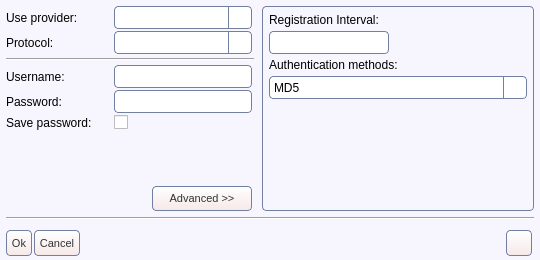
First picture: the form in share/skins/default/account.ui, repository itds-consulting/yate, before the edit.
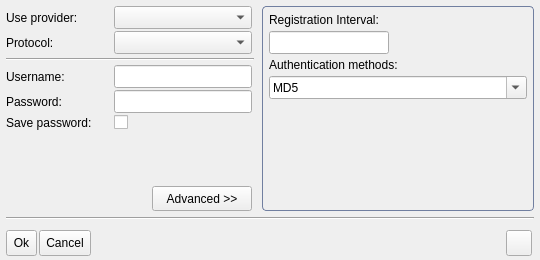
Second picture: the form after the edit. The open tabs and pages were chosen to show the change. Icons and pictures are not drawn.

Commit message: Added application stylesheet file. Removed global stylesheet from UI files. Increased font size.

The edit to the form file:
```diff
--- a/share/skins/default/account.ui
+++ b/share/skins/default/account.ui
@@ -34,89 +34,10 @@
    <iconset>user.png</iconset>
   </property>
   <property name="styleSheet" >
-   <string>QWidget#account {
-  background:#f7f5fd;
-}
-QLineEdit {
-  color:#333333;
-  border: 1px solid #717fa0;
-  border-radius: 4px;
-}
-QAbstractButton { font-size: 11px; color: #333333; }
-QToolButton {
-  border: 1px solid #717fa0;
-  border-radius: 4px;
-  background: qlineargradient(x1: 0, y1: 0, x2: 0, y2: 1, stop: 0 #ffffff, stop: 1 #f6e8e8);
-}
-QToolButton:hover { background: qlineargradient(x1: 0, y1: 0, x2: 0, y2: 1, stop: 0 #ffffff, stop: 1 #f9f3f3); }
-QToolButton:pressed { background: qlineargradient(x1: 0, y1: 0, x2: 0, y2: 1, stop: 0 #f6e8e8, stop: 1 #ffffff); }
-QPushButton {
-  border: 1px solid #717fa0;
-  border-radius: 4px;
-  background: qlineargradient(x1: 0, y1: 0, x2: 0, y2: 1, stop: 0 #ffffff, stop: 1 #f6e8e8);
-}
-QPushButton:hover { background: qlineargradient(x1: 0, y1: 0, x2: 0, y2: 1, stop: 0 #ffffff, stop: 1 #f9f3f3); }
-QPushButton:pressed { background: qlineargradient(x1: 0, y1: 0, x2: 0, y2: 1, stop: 0 #f6e8e8, stop: 1 #ffffff); }
-QComboBox::down-arrow { image: url(cb_arrow.png); }
-QComboBox::down-arrow:on { top: 1px; left: 1px; }
-QComboBox {
-  padding-left: 2px;
-  padding-right: 25px;
-  border: 1px solid #717fa0;
-  border-radius: 4px;
-}
-QComboBox::drop-down {
-  width: 22px;
-  border-left: 1px solid #717fa0;
-}
-QCheckBox::indicator:checked { image: url(checkbox_on.png); }
-QCheckBox::indicator:unchecked { image: url(checkbox_off.png); }
-QRadioButton::indicator:checked { image: url(radio_on.png); }
-QRadioButton::indicator:unchecked { image: url(radio_off.png); }
-QScrollBar { border: 1px solid #717fa0; background: white; }
-QScrollBar::handle {
-  background: qlineargradient(x1: 0, y1: 0, x2: 0, y2: 1, stop: 0 #ffffff, stop: 1 #f6e8e8);
-  border: 1px solid #717fa0;
-}
-QScrollBar:vertical {
-  width: 14px;
-  margin: 16px 0px 16px 0px;
-  border-top: 0px;
-  border-bottom: 0px;
-  border-right: 0px;
-}
-QScrollBar:horizontal {
-  height: 14px;
-  margin: 0px 16px 0px 16px;
-  border-left: 0px;
-  border-right: 0px;
-  border-bottom: 0px;
-}
-QScrollBar::add-line {
-  height: 13px;
-  width: 13px;
-  border: 1px solid #717fa0;
-  subcontrol-origin: margin;
-  background: qlineargradient(x1: 0, y1: 0, x2: 0, y2: 1, stop: 0 #ffffff, stop: 1 #f6e8e8);
-}
-QScrollBar::sub-line {
-  height: 13px;
-  width: 13px;
-  border: 1px solid #717fa0;
-  subcontrol-origin: margin;
-  background: qlineargradient(x1: 0, y1: 0, x2: 0, y2: 1, stop: 0 #ffffff, stop: 1 #f6e8e8);
-}
-QScrollBar::handle:vertical { border-left: 0px; border-right: 0px; }
-QScrollBar::handle:horizontal { border-top: 0px; border-bottom: 0px; }
-QScrollBar::add-line:vertical { subcontrol-position: bottom; image: url(scroll_down.png); height: 14px; }
-QScrollBar::sub-line:vertical { subcontrol-position: top; image: url(scroll_up.png); height: 14px; }
-QScrollBar::add-line:horizontal { subcontrol-position: right; image: url(scroll_right.png); width: 14px; }
-QScrollBar::sub-line:horizontal { subcontrol-position: left; image: url(scroll_left.png); width: 14px; }
-QScrollBar::up-arrow:pressed { border: 1px solid #717fa0; }
-QScrollBar::down-arrow:pressed { border: 1px solid #717fa0; }
-QScrollBar::left-arrow:pressed { border: 1px solid #717fa0; }
-QScrollBar::right-arrow:pressed { border: 1px solid #717fa0; }
-</string>
+   <string/>
+  </property>
+  <property name="_yate_window" stdset="0" >
+   <bool>true</bool>
   </property>
   <layout class="QVBoxLayout" >
    <property name="spacing" >
```
Left out of the diff: 2 changed lines with no effect on the pictures. The commit also changes 26 other files.
